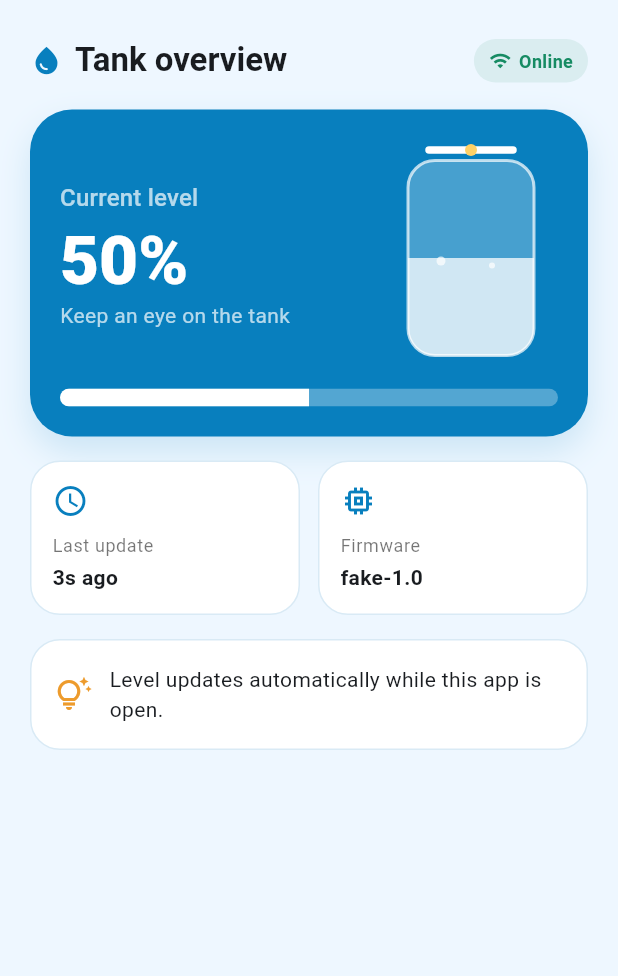
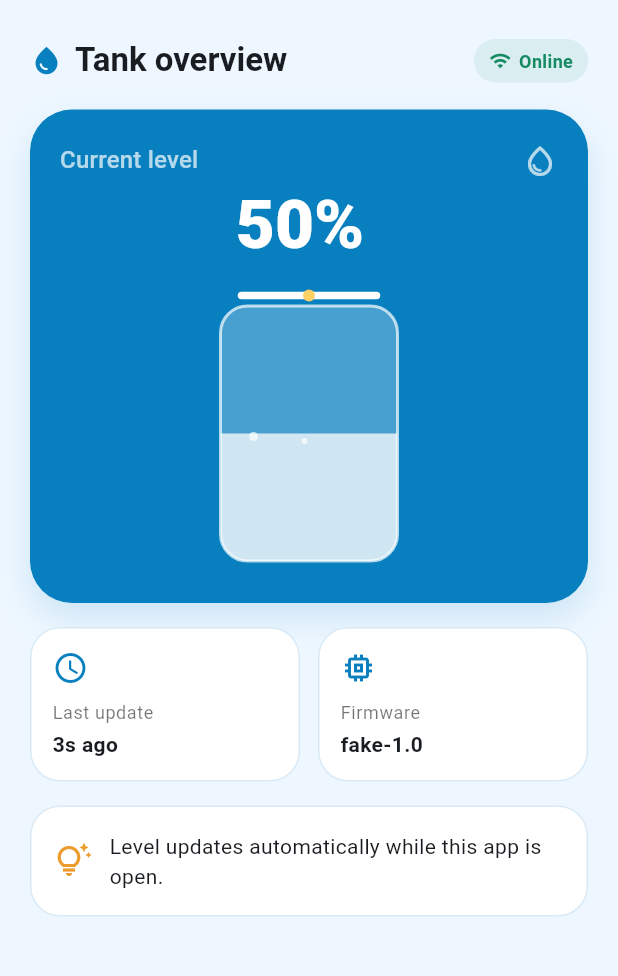
Before and after one commit to MHND09/water-tank-level, a Flutter app: the screen it shows after launch, on a phone screen of 412 x 824 dp, the part 63-1039 px from its top. Run offline on Flutter 3.47's test engine with Material 3 defaults, Android fonts, the phone set to English and light mode, and no system bars; our stand-ins replace flutter_riverpod, shared_preferences.

Commit message:
redesigned the screen

```diff
--- a/lib/main.dart
+++ b/lib/main.dart
@@ -113,28 +113,40 @@ class _LevelView extends StatelessWidget {
               borderRadius: BorderRadius.circular(28),
               boxShadow: const [BoxShadow(color: Color(0x26087fbe), blurRadius: 18, offset: Offset(0, 10))],
             ),
-            child: Column(children: [
-              Row(children: [
-                Expanded(child: Column(crossAxisAlignment: CrossAxisAlignment.start, children: [
+            child: Column(
+              crossAxisAlignment: CrossAxisAlignment.stretch,
+              children: [
+                Row(
+                  mainAxisAlignment: MainAxisAlignment.spaceBetween,
+                  children: [
                     Text('Current level', style: Theme.of(context).textTheme.titleMedium?.copyWith(color: Colors.white70)),
-                  const SizedBox(height: 4),
-                  Text('${percent.toStringAsFixed(0)}%', style: Theme.of(context).textTheme.displayMedium?.copyWith(color: Colors.white, fontWeight: FontWeight.w800)),
-                  Text(percent > 70 ? 'Plenty of water available' : 'Keep an eye on the tank', style: const TextStyle(color: Colors.white70)),
-                ])),
-                TweenAnimationBuilder<double>(
+                    Icon(Icons.water_drop_outlined, color: Colors.white.withAlpha(180), size: 24),
+                  ],
+                ),
+                const SizedBox(height: 8),
+                Row(
+                  crossAxisAlignment: CrossAxisAlignment.center,
+                  mainAxisAlignment: MainAxisAlignment.center,
+                  children: [
+                    Text('${percent.toStringAsFixed(0)}%', style: Theme.of(context).textTheme.displayMedium?.copyWith(color: Colors.white, fontWeight: FontWeight.w800, height: 1)),
+                    const SizedBox(width: 12),
+                  ],
+                ),
+                const SizedBox(height: 20),
+                Center(
+                  child: TweenAnimationBuilder<double>(
                     tween: Tween(begin: 0, end: percent / 100),
                     duration: const Duration(milliseconds: 900),
                     curve: Curves.easeOutCubic,
                     builder: (_, animatedLevel, __) => SizedBox(
-                    width: 116,
-                    height: 150,
+                      width: 150,
+                      height: 190,
                       child: CustomPaint(painter: _TankPainter(animatedLevel)),
                     ),
                   ),
-              ]),
-              const SizedBox(height: 14),
-              ClipRRect(borderRadius: BorderRadius.circular(99), child: LinearProgressIndicator(value: percent / 100, minHeight: 12, backgroundColor: Colors.white30, valueColor: const AlwaysStoppedAnimation(Colors.white))),
-            ]),
+                ),
+              ],
+            ),
           ),
           const SizedBox(height: 16),
           Row(children: [
```
Lines whose indentation alone changed are shown as unchanged.
